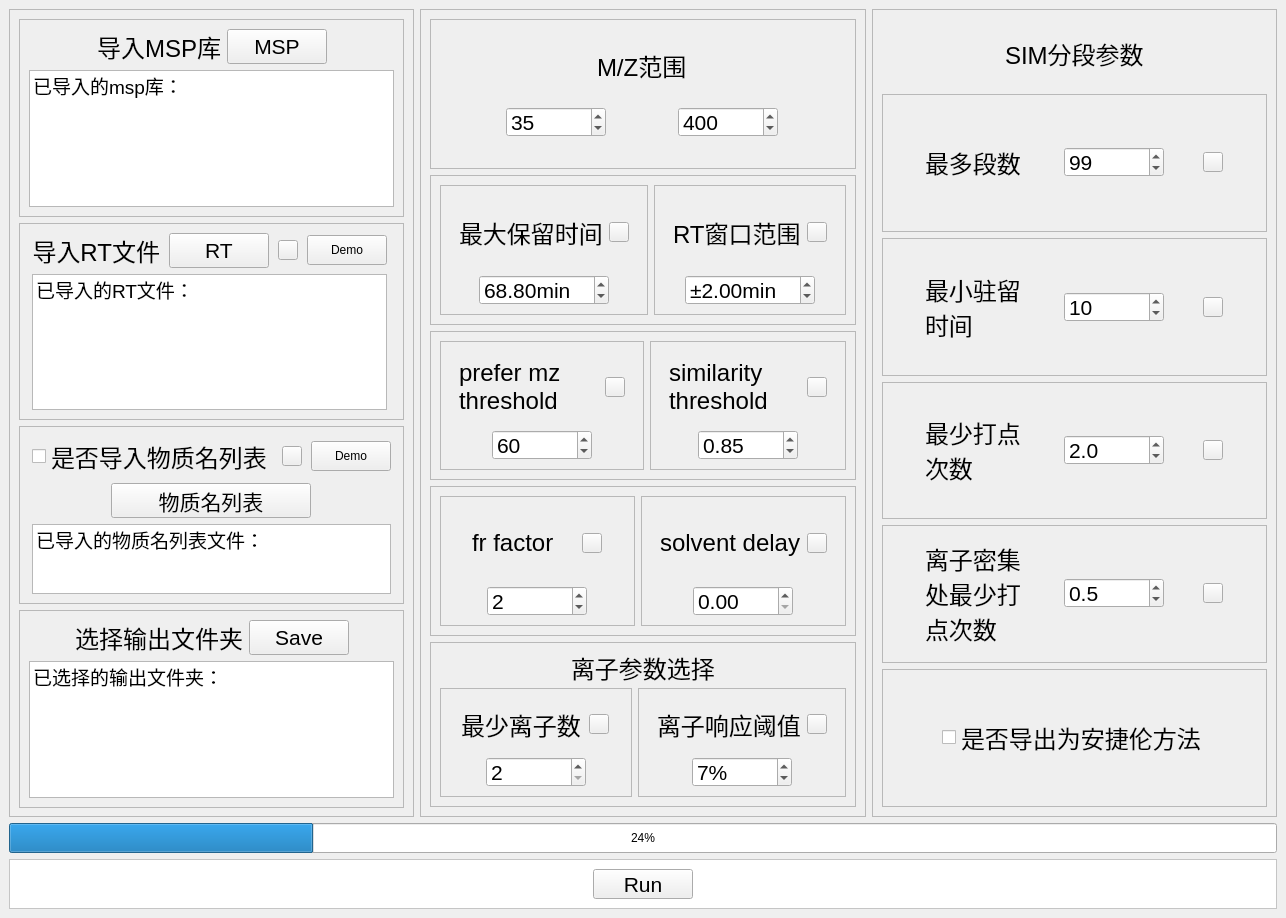
Above: Method/method.ui from yuanhonglun/GC-WTS before the change. Below: the same form after it.
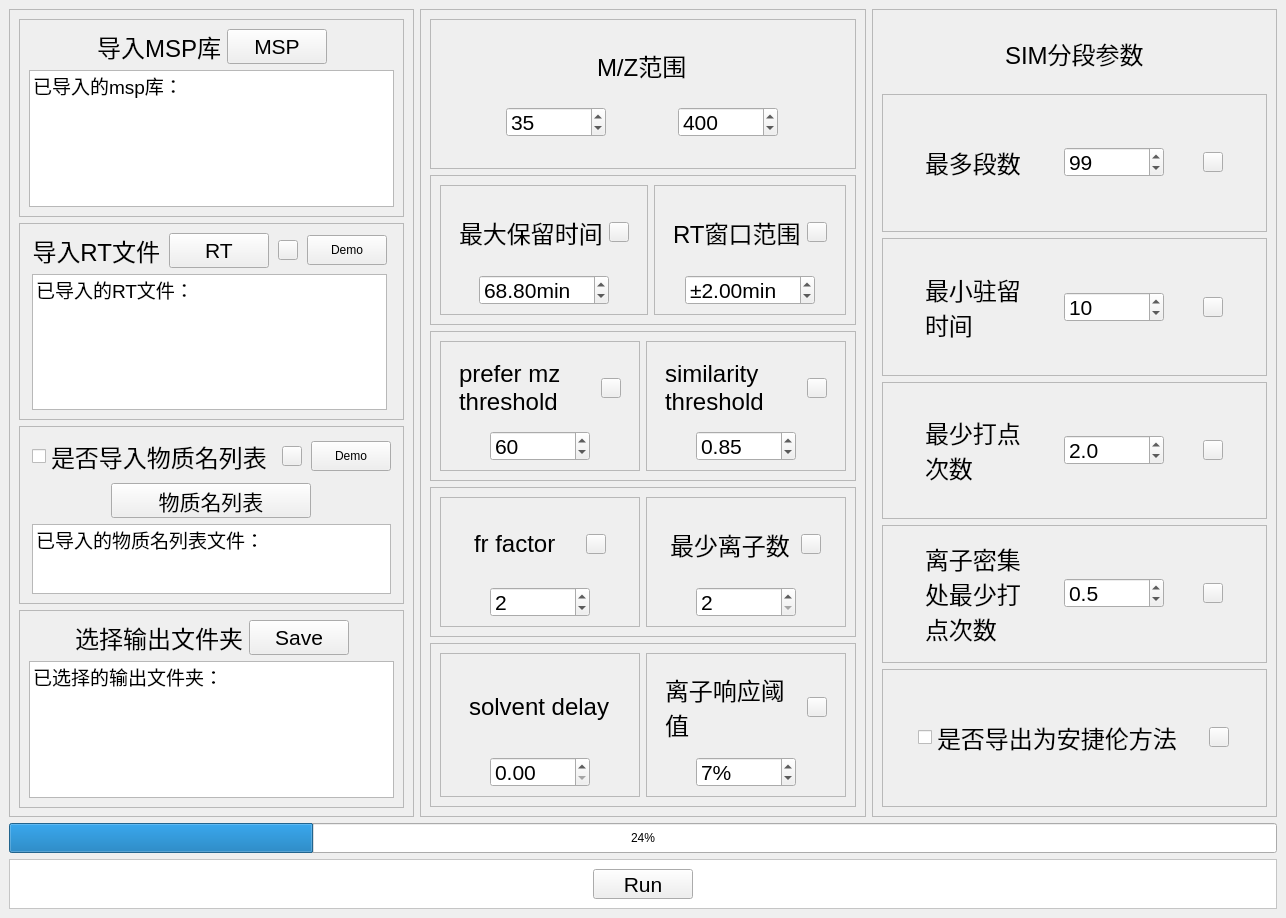
That is the form after the change. Icons and pictures are not drawn.

```diff
--- a/Method/method.ui
+++ b/Method/method.ui
@@ -533,7 +533,7 @@
          <property name="frameShadow">
           <enum>QFrame::Raised</enum>
          </property>
-         <layout class="QHBoxLayout" name="horizontalLayout_3">
+         <layout class="QHBoxLayout" name="horizontalLayout_6" stretch="1,1">
           <item>
            <widget class="QFrame" name="frame_21">
             <property name="sizePolicy">
@@ -673,222 +673,6 @@
            </widget>
           </item>
           <item>
-           <widget class="QFrame" name="frame_22">
-            <property name="sizePolicy">
-             <sizepolicy hsizetype="Expanding" vsizetype="Expanding">
-              <horstretch>0</horstretch>
-              <verstretch>0</verstretch>
-             </sizepolicy>
-            </property>
-            <property name="minimumSize">
-             <size>
-              <width>0</width>
-              <height>0</height>
-             </size>
-            </property>
-            <property name="maximumSize">
-             <size>
-              <width>16777215</width>
-              <height>16777215</height>
-             </size>
-            </property>
-            <property name="frameShape">
-             <enum>QFrame::StyledPanel</enum>
-            </property>
-            <property name="frameShadow">
-             <enum>QFrame::Raised</enum>
-            </property>
-            <layout class="QGridLayout" name="gridLayout_21">
-             <property name="leftMargin">
-              <number>9</number>
-             </property>
-             <property name="topMargin">
-              <number>9</number>
-             </property>
-             <property name="rightMargin">
-              <number>9</number>
-             </property>
-             <property name="bottomMargin">
-              <number>9</number>
-             </property>
-             <property name="spacing">
-              <number>6</number>
-             </property>
-             <item row="0" column="0">
-              <widget class="QWidget" name="widget_6" native="true">
-               <layout class="QHBoxLayout" name="horizontalLayout_11">
-                <item>
-                 <widget class="QLabel" name="label_20">
-                  <property name="sizePolicy">
-                   <sizepolicy hsizetype="Maximum" vsizetype="Preferred">
-                    <horstretch>0</horstretch>
-                    <verstretch>0</verstretch>
-                   </sizepolicy>
-                  </property>
-                  <property name="minimumSize">
-                   <size>
-                    <width>0</width>
-                    <height>30</height>
-                   </size>
-                  </property>
-                  <property name="maximumSize">
-                   <size>
-                    <width>16777215</width>
-                    <height>30</height>
-                   </size>
-                  </property>
-                  <property name="font">
-                   <font>
-                    <pointsize>18</pointsize>
-                    <weight>50</weight>
-                    <italic>false</italic>
-                    <bold>false</bold>
-                   </font>
-                  </property>
-                  <property name="styleSheet">
-                   <string notr="true">font: 18pt;</string>
-                  </property>
-                  <property name="text">
-                   <string>solvent delay</string>
-                  </property>
-                 </widget>
-                </item>
-                <item>
-                 <widget class="QPushButton" name="pushButton_16">
-                  <property name="minimumSize">
-                   <size>
-                    <width>20</width>
-                    <height>20</height>
-                   </size>
-                  </property>
-                  <property name="maximumSize">
-                   <size>
-                    <width>20</width>
-                    <height>20</height>
-                   </size>
-                  </property>
-                  <property name="text">
-                   <string/>
-                  </property>
-                  <property name="icon">
-                   <iconset>
-                    <normaloff>C:/Users/86724/Desktop/R-C.jpg</normaloff>C:/Users/86724/Desktop/R-C.jpg</iconset>
-                  </property>
-                  <property name="iconSize">
-                   <size>
-                    <width>20</width>
-                    <height>20</height>
-                   </size>
-                  </property>
-                 </widget>
-                </item>
-               </layout>
-              </widget>
-             </item>
-             <item row="1" column="0" alignment="Qt::AlignHCenter">
-              <widget class="QDoubleSpinBox" name="doubleSpinBox_7">
-               <property name="minimumSize">
-                <size>
-                 <width>100</width>
-                 <height>30</height>
-                </size>
-               </property>
-               <property name="maximumSize">
-                <size>
-                 <width>100</width>
-                 <height>30</height>
-                </size>
-               </property>
-               <property name="styleSheet">
-                <string notr="true">font: 16pt;</string>
-               </property>
-               <property name="prefix">
-                <string notr="true"/>
-               </property>
-               <property name="suffix">
-                <string/>
-               </property>
-               <property name="maximum">
-                <double>9999.000000000000000</double>
-               </property>
-               <property name="singleStep">
-                <double>0.050000000000000</double>
-               </property>
-               <property name="value">
-                <double>0.000000000000000</double>
-               </property>
-              </widget>
-             </item>
-            </layout>
-           </widget>
-          </item>
-         </layout>
-        </widget>
-       </item>
-       <item row="4" column="0">
-        <widget class="QFrame" name="frame_14">
-         <property name="sizePolicy">
-          <sizepolicy hsizetype="Expanding" vsizetype="Expanding">
-           <horstretch>0</horstretch>
-           <verstretch>0</verstretch>
-          </sizepolicy>
-         </property>
-         <property name="minimumSize">
-          <size>
-           <width>0</width>
-           <height>0</height>
-          </size>
-         </property>
-         <property name="maximumSize">
-          <size>
-           <width>16777215</width>
-           <height>16777215</height>
-          </size>
-         </property>
-         <property name="frameShape">
-          <enum>QFrame::StyledPanel</enum>
-         </property>
-         <property name="frameShadow">
-          <enum>QFrame::Raised</enum>
-         </property>
-         <layout class="QGridLayout" name="gridLayout_14">
-          <item row="0" column="0" colspan="2" alignment="Qt::AlignHCenter">
-           <widget class="QLabel" name="label_9">
-            <property name="sizePolicy">
-             <sizepolicy hsizetype="Maximum" vsizetype="Preferred">
-              <horstretch>0</horstretch>
-              <verstretch>0</verstretch>
-             </sizepolicy>
-            </property>
-            <property name="minimumSize">
-             <size>
-              <width>0</width>
-              <height>30</height>
-             </size>
-            </property>
-            <property name="maximumSize">
-             <size>
-              <width>16777215</width>
-              <height>30</height>
-             </size>
-            </property>
-            <property name="font">
-             <font>
-              <pointsize>18</pointsize>
-              <weight>50</weight>
-              <italic>false</italic>
-              <bold>false</bold>
-             </font>
-            </property>
-            <property name="styleSheet">
-             <string notr="true">font: 18pt;</string>
-            </property>
-            <property name="text">
-             <string>离子参数选择</string>
-            </property>
-           </widget>
-          </item>
-          <item row="1" column="0">
            <widget class="QFrame" name="frame_16">
             <property name="sizePolicy">
              <sizepolicy hsizetype="Expanding" vsizetype="Expanding">
@@ -1035,7 +819,146 @@
             </layout>
            </widget>
           </item>
-          <item row="1" column="1">
+         </layout>
+        </widget>
+       </item>
+       <item row="4" column="0">
+        <widget class="QFrame" name="frame_14">
+         <property name="sizePolicy">
+          <sizepolicy hsizetype="Expanding" vsizetype="Expanding">
+           <horstretch>0</horstretch>
+           <verstretch>0</verstretch>
+          </sizepolicy>
+         </property>
+         <property name="minimumSize">
+          <size>
+           <width>0</width>
+           <height>0</height>
+          </size>
+         </property>
+         <property name="maximumSize">
+          <size>
+           <width>16777215</width>
+           <height>16777215</height>
+          </size>
+         </property>
+         <property name="frameShape">
+          <enum>QFrame::StyledPanel</enum>
+         </property>
+         <property name="frameShadow">
+          <enum>QFrame::Raised</enum>
+         </property>
+         <layout class="QHBoxLayout" name="horizontalLayout_7" stretch="1,1">
+          <item>
+           <widget class="QFrame" name="frame_22">
+            <property name="sizePolicy">
+             <sizepolicy hsizetype="Expanding" vsizetype="Expanding">
+              <horstretch>0</horstretch>
+              <verstretch>0</verstretch>
+             </sizepolicy>
+            </property>
+            <property name="minimumSize">
+             <size>
+              <width>0</width>
+              <height>0</height>
+             </size>
+            </property>
+            <property name="maximumSize">
+             <size>
+              <width>16777215</width>
+              <height>16777215</height>
+             </size>
+            </property>
+            <property name="frameShape">
+             <enum>QFrame::StyledPanel</enum>
+            </property>
+            <property name="frameShadow">
+             <enum>QFrame::Raised</enum>
+            </property>
+            <layout class="QGridLayout" name="gridLayout_14">
+             <item row="0" column="0">
+              <widget class="QWidget" name="widget_6" native="true">
+               <layout class="QHBoxLayout" name="horizontalLayout_11">
+                <item>
+                 <widget class="QLabel" name="label_20">
+                  <property name="sizePolicy">
+                   <sizepolicy hsizetype="Maximum" vsizetype="Preferred">
+                    <horstretch>0</horstretch>
+                    <verstretch>0</verstretch>
+                   </sizepolicy>
+                  </property>
+                  <property name="minimumSize">
+                   <size>
+                    <width>0</width>
+                    <height>50</height>
+                   </size>
+                  </property>
+                  <property name="maximumSize">
+                   <size>
+                    <width>16777215</width>
+                    <height>50</height>
+                   </size>
+                  </property>
+                  <property name="font">
+                   <font>
+                    <pointsize>18</pointsize>
+                    <weight>50</weight>
+                    <italic>false</italic>
+                    <bold>false</bold>
+                   </font>
+                  </property>
+                  <property name="styleSheet">
+                   <string notr="true">font: 18pt;</string>
+                  </property>
+                  <property name="text">
+                   <string>solvent delay</string>
+                  </property>
+                  <property name="wordWrap">
+                   <bool>true</bool>
+                  </property>
+                 </widget>
+                </item>
+               </layout>
+              </widget>
+             </item>
+             <item row="1" column="0" alignment="Qt::AlignHCenter">
+              <widget class="QDoubleSpinBox" name="doubleSpinBox_7">
+               <property name="minimumSize">
+                <size>
+                 <width>100</width>
+                 <height>30</height>
+                </size>
+               </property>
+               <property name="maximumSize">
+                <size>
+                 <width>100</width>
+                 <height>30</height>
+                </size>
+               </property>
+               <property name="styleSheet">
+                <string notr="true">font: 16pt;</string>
+               </property>
+               <property name="prefix">
+                <string notr="true"/>
+               </property>
+               <property name="suffix">
+                <string/>
+               </property>
+               <property name="maximum">
+                <double>9999.000000000000000</double>
+               </property>
+               <property name="singleStep">
+                <double>0.050000000000000</double>
+               </property>
+               <property name="value">
+                <double>0.000000000000000</double>
+               </property>
+              </widget>
+             </item>
+            </layout>
+           </widget>
+          </item>
+          <item>
            <widget class="QFrame" name="frame_15">
             <property name="sizePolicy">
              <sizepolicy hsizetype="Expanding" vsizetype="Expanding">
@@ -1083,7 +1006,7 @@
                 <item>
                  <widget class="QLabel" name="label_19">
                   <property name="sizePolicy">
-                   <sizepolicy hsizetype="Maximum" vsizetype="Preferred">
+                   <sizepolicy hsizetype="Preferred" vsizetype="Preferred">
                     <horstretch>0</horstretch>
                     <verstretch>0</verstretch>
                    </sizepolicy>
@@ -1193,8 +1116,8 @@
          <property name="frameShadow">
           <enum>QFrame::Raised</enum>
          </property>
-         <layout class="QGridLayout" name="gridLayout_19">
-          <item row="0" column="0">
+         <layout class="QHBoxLayout" name="horizontalLayout_3" stretch="1,1">
+          <item>
            <widget class="QFrame" name="frame_18">
             <property name="sizePolicy">
              <sizepolicy hsizetype="Expanding" vsizetype="Expanding">
@@ -1341,7 +1264,7 @@
             </layout>
            </widget>
           </item>
-          <item row="0" column="1">
+          <item>
            <widget class="QFrame" name="frame_19">
             <property name="sizePolicy">
              <sizepolicy hsizetype="Expanding" vsizetype="Expanding">
@@ -1956,8 +1879,17 @@
           <enum>QFrame::Raised</enum>
          </property>
          <layout class="QGridLayout" name="gridLayout_9">
-          <item row="0" column="0" alignment="Qt::AlignHCenter|Qt::AlignVCenter">
+          <property name="horizontalSpacing">
+           <number>0</number>
+          </property>
+          <item row="0" column="0">
            <widget class="QCheckBox" name="checkBox_2">
+            <property name="sizePolicy">
+             <sizepolicy hsizetype="Maximum" vsizetype="Fixed">
+              <horstretch>0</horstretch>
+              <verstretch>0</verstretch>
+             </sizepolicy>
+            </property>
             <property name="maximumSize">
              <size>
               <width>16777215</width>
@@ -1986,6 +1918,35 @@
             </property>
            </widget>
           </item>
+          <item row="0" column="1">
+           <widget class="QPushButton" name="pushButton_16">
+            <property name="minimumSize">
+             <size>
+              <width>20</width>
+              <height>20</height>
+             </size>
+            </property>
+            <property name="maximumSize">
+             <size>
+              <width>20</width>
+              <height>20</height>
+             </size>
+            </property>
+            <property name="text">
+             <string/>
+            </property>
+            <property name="icon">
+             <iconset>
+              <normaloff>C:/Users/86724/Desktop/R-C.jpg</normaloff>C:/Users/86724/Desktop/R-C.jpg</iconset>
+            </property>
+            <property name="iconSize">
+             <size>
+              <width>20</width>
+              <height>20</height>
+             </size>
+            </property>
+           </widget>
+          </item>
          </layout>
         </widget>
        </item>
```
Left out of the diff: 142 changed lines with no effect on the pictures.
